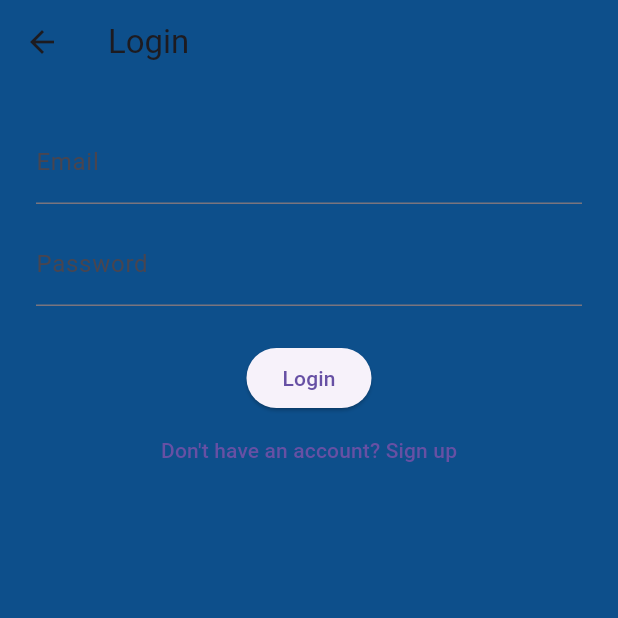
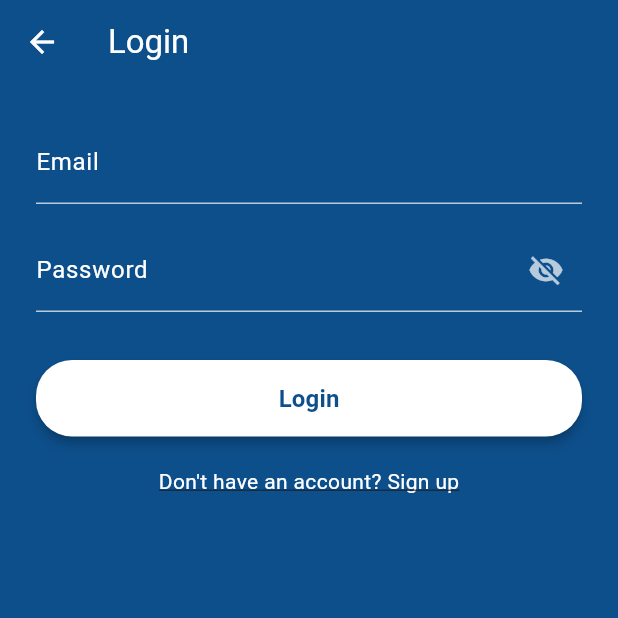
Before and after one commit to Begumdmrdv/vibescape_app, a Flutter app: the EmailAuthScreen screen opened directly, on a phone screen of 412 x 824 dp, the top half of it. Run offline on Flutter 3.47's test engine with Material 3 defaults, Android fonts, the phone set to English and light mode, and no system bars; our stand-ins replace firebase_auth, firebase_core, geolocator, google_maps_flutter, google_sign_in, image_picker and 1 more; accounts and stored records are empty.

Commit message:
Update email_auth_screen.dart

```diff
--- a/lib/screens/email_auth_screen.dart
+++ b/lib/screens/email_auth_screen.dart
@@ -17,6 +17,7 @@ class _EmailAuthScreenState extends State<EmailAuthScreen> {
 
   late bool _isLogin;
   bool _loading = false;
+  bool _obscurePassword = true; // 👁 password show/hide
 
   @override
   void initState() {
@@ -72,43 +73,114 @@ class _EmailAuthScreenState extends State<EmailAuthScreen> {
     }
   }
 
+  // Ortak input dekorasyonu (beyaz yazı + beyaz underline)
+  InputDecoration _inputDecoration(String label) {
+    return InputDecoration(
+      labelText: label,
+      labelStyle: const TextStyle(color: Colors.white),
+      hintStyle: const TextStyle(color: Colors.white70),
+      enabledBorder: const UnderlineInputBorder(
+        borderSide: BorderSide(color: Colors.white70),
+      ),
+      focusedBorder: const UnderlineInputBorder(
+        borderSide: BorderSide(color: Colors.white),
+      ),
+    );
+  }
+
   @override
   Widget build(BuildContext context) {
+    const blue = Color(0xFF0D4F8B);
+
     return Scaffold(
+      backgroundColor: blue,
       appBar: AppBar(
-        title: Text(_isLogin ? 'Login' : 'Sign up'),
-        backgroundColor: const Color(0xFF0D4F8B),
+        backgroundColor: blue,
+        elevation: 0,
+        title: Text(
+          _isLogin ? 'Login' : 'Sign up',
+          style: const TextStyle(color: Colors.white),
+        ),
+        iconTheme: const IconThemeData(color: Colors.white),
       ),
       body: Padding(
         padding: const EdgeInsets.all(24.0),
         child: Column(
+          crossAxisAlignment: CrossAxisAlignment.stretch,
           children: [
+            // EMAIL
             TextField(
               controller: _emailCtrl,
-              decoration: const InputDecoration(labelText: 'Email'),
+              style: const TextStyle(color: Colors.white),
+              cursorColor: Colors.white,
+              decoration: _inputDecoration('Email'),
             ),
-            const SizedBox(height: 12),
+            const SizedBox(height: 16),
+
+            // PASSWORD + SHOW / HIDE
             TextField(
               controller: _passwordCtrl,
-              decoration: const InputDecoration(labelText: 'Password'),
-              obscureText: true,
+              obscureText: _obscurePassword,
+              style: const TextStyle(color: Colors.white),
+              cursorColor: Colors.white,
+              decoration: _inputDecoration('Password').copyWith(
+                suffixIcon: IconButton(
+                  icon: Icon(
+                    _obscurePassword ? Icons.visibility_off : Icons.visibility,
+                    color: Colors.white70,
                   ),
-            const SizedBox(height: 24),
+                  onPressed: () {
+                    setState(() => _obscurePassword = !_obscurePassword);
+                  },
+                ),
+              ),
+            ),
+            const SizedBox(height: 32),
+
+            // BUTTON
             if (_loading)
-              const CircularProgressIndicator()
+              const Center(
+                child: CircularProgressIndicator(color: Colors.white),
+              )
             else
               ElevatedButton(
                 onPressed: _submit,
-                child: Text(_isLogin ? 'Login' : 'Sign up'),
+                style: ElevatedButton.styleFrom(
+                  backgroundColor: Colors.white,
+                  foregroundColor: blue,
+                  elevation: 3,
+                  shape: RoundedRectangleBorder(
+                    borderRadius: BorderRadius.circular(24),
                   ),
-            TextButton(
-              onPressed: () {
+                  padding: const EdgeInsets.symmetric(vertical: 14),
+                ),
+                child: Text(
+                  _isLogin ? 'Login' : 'Sign up',
+                  style: const TextStyle(
+                    fontSize: 16,
+                    fontWeight: FontWeight.bold,
+                  ),
+                ),
+              ),
+
+            const SizedBox(height: 20),
+
+            // LOGIN <-> SIGNUP TOGGLE
+            Center(
+              child: GestureDetector(
+                onTap: () {
                   setState(() => _isLogin = !_isLogin);
                 },
                 child: Text(
                   _isLogin
                       ? "Don't have an account? Sign up"
                       : 'Already have an account? Login',
+                  style: const TextStyle(
+                    color: Colors.white,
+                    fontSize: 14,
+                    decoration: TextDecoration.underline,
+                  ),
+                ),
               ),
             ),
           ],
```
Lines whose indentation alone changed are shown as unchanged.
